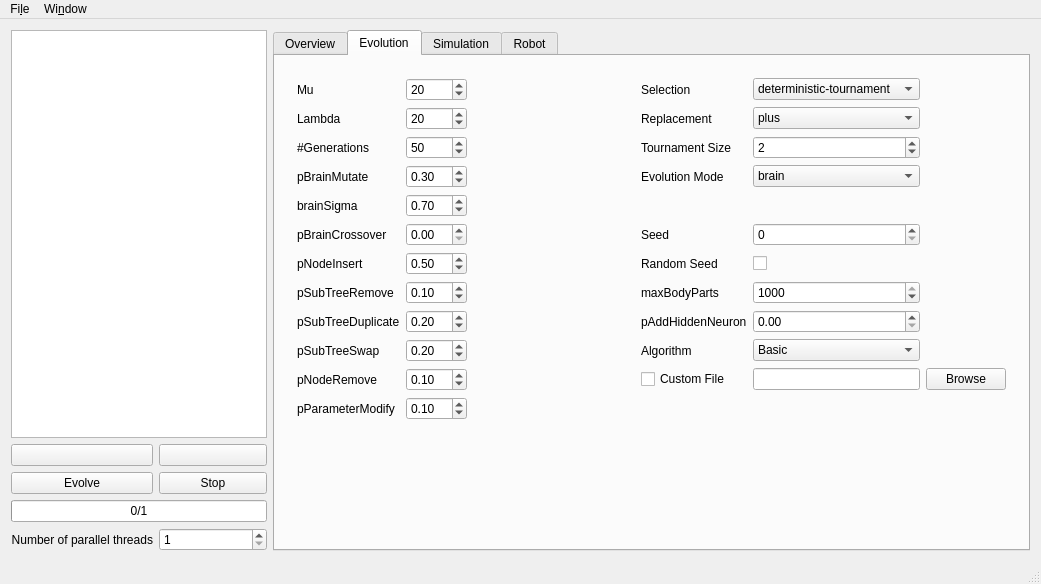
eagle2com/robogen-gui, file mainwindow.ui: the form before one commit.
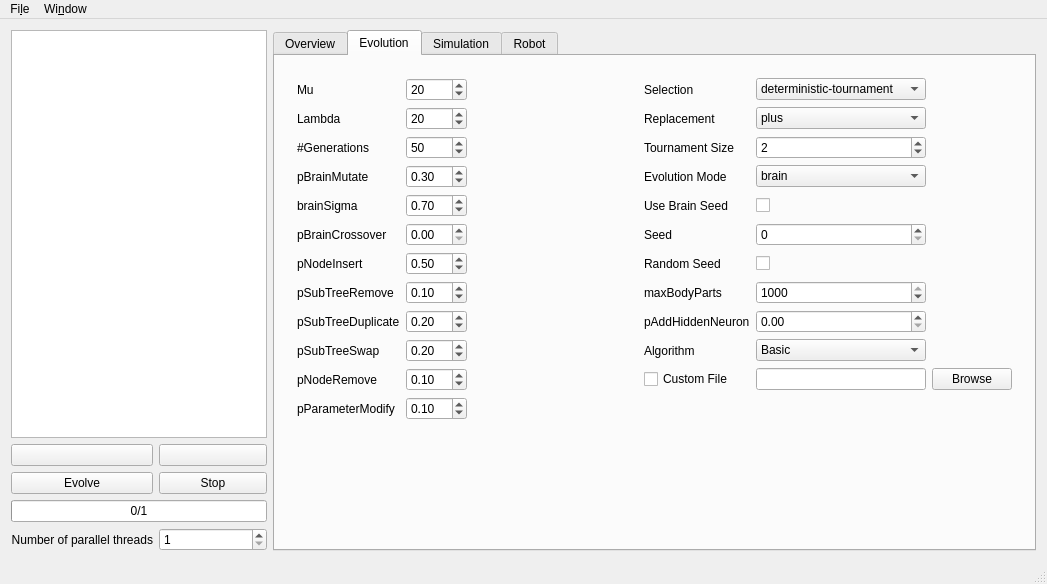
The form after the commit. The open tabs and pages were chosen to show the change. Icons and pictures are not drawn. Custom widgets are drawn as their Qt base class.

The edit to the form file:
```diff
--- a/mainwindow.ui
+++ b/mainwindow.ui
@@ -6,7 +6,7 @@
    <rect>
     <x>0</x>
     <y>0</y>
-    <width>1041</width>
+    <width>1047</width>
     <height>584</height>
    </rect>
   </property>
@@ -724,6 +724,23 @@
              </property>
             </widget>
            </item>
+           <item row="4" column="5">
+            <widget class="QLabel" name="label_79">
+             <property name="toolTip">
+              <string>Set true to continue evolving from the provided brain instead of re-initialising. N.B. This only works with the basic EA, not with HyperNEAT.</string>
+             </property>
+             <property name="text">
+              <string>Use Brain Seed</string>
+             </property>
+            </widget>
+           </item>
+           <item row="4" column="7">
+            <widget class="QCheckBox" name="check_usebrainseed">
+             <property name="text">
+              <string/>
+             </property>
+            </widget>
+           </item>
           </layout>
          </widget>
         </item>
@@ -1390,7 +1407,7 @@
     <rect>
      <x>0</x>
      <y>0</y>
-     <width>1041</width>
+     <width>1047</width>
      <height>19</height>
     </rect>
    </property>
```
Left out of the diff: 62 changed lines with no effect on the pictures.
